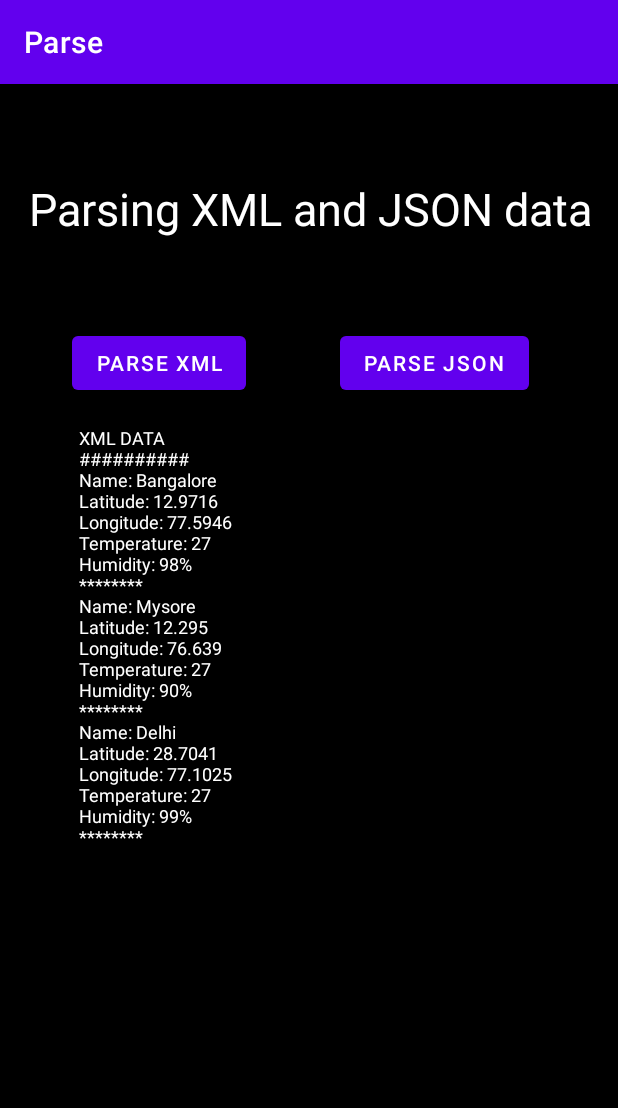
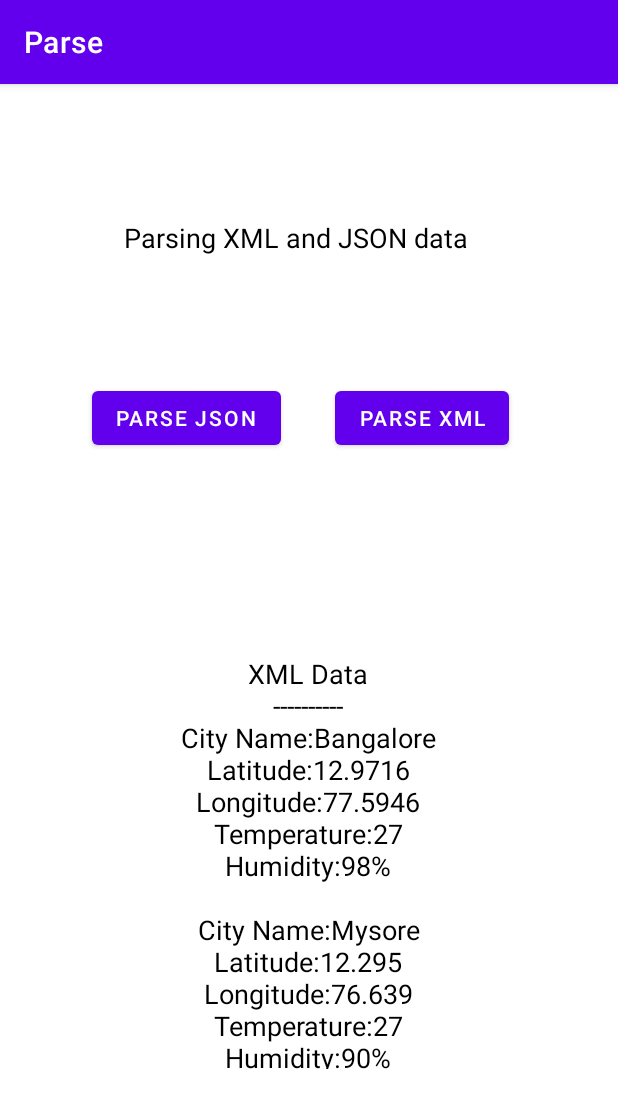
Before and after one commit to Likith2000/MAD_LAB_PROGRAMS, an Android app: the screen it shows after launch (MainActivity), after a tap on "PARSE XML", on a phone screen of 412 x 824 dp. Shown: the top 1108 px of the screen. Run offline under Robolectric (Android 15) with nearby library versions, the phone set to English and light mode, and no system bars; 1 other tap on this screen came first.

Commit message:
Update Program

```diff
--- a/Program6/app/src/main/java/in/bmsit/sixthsem/parse/MainActivity.java
+++ b/Program6/app/src/main/java/in/bmsit/sixthsem/parse/MainActivity.java
@@ -6,96 +6,92 @@ import android.os.Bundle;
 import android.view.View;
 import android.widget.Button;
 import android.widget.TextView;
-import android.widget.Toast;
 
 import org.json.JSONArray;
+import org.json.JSONException;
 import org.json.JSONObject;
 import org.w3c.dom.Document;
 import org.w3c.dom.Element;
 import org.w3c.dom.Node;
 import org.w3c.dom.NodeList;
 
-import java.io.File;
+import java.io.IOException;
 import java.io.InputStream;
-import java.nio.charset.StandardCharsets;
 
 import javax.xml.parsers.DocumentBuilder;
 import javax.xml.parsers.DocumentBuilderFactory;
 
+import static java.nio.charset.StandardCharsets.UTF_8;
+
 public class MainActivity extends AppCompatActivity {
     Button bJSON;
-    TextView res;
+    TextView tv;
     @Override
     protected void onCreate(Bundle savedInstanceState) {
         super.onCreate(savedInstanceState);
-        setContentView(R.layout.activity_main);
+        setContentView(R.layout.main);
         bJSON = findViewById(R.id.bJSON);
-        res = findViewById(R.id.outputDisplay);
+        tv = findViewById(R.id.outputDisplay);
         bJSON.setOnClickListener(new View.OnClickListener() {
             @Override
             public void onClick(View v) {
                 String json;
-                StringBuilder stringBuilder = new StringBuilder();
+                StringBuilder sb = new StringBuilder();
                 try {
                     InputStream is = getAssets().open("cityParser.json");
-                    int size = is.available();
-                    byte[] buffer = new byte[size];
-                    is.read(buffer);
-                    json = new String(buffer, StandardCharsets.UTF_8);
-                    JSONArray jsonArray = new JSONArray(json);
-                    stringBuilder.append("JSON DATA");
-                    stringBuilder.append("\n########");
-                    for (int i = 0; i < jsonArray.length(); i++) {
-                        JSONObject jsonObject = jsonArray.getJSONObject(i);
-                        stringBuilder.append("\nCity_Name: ").append(jsonObject.getString("City_Name"));
-                        stringBuilder.append("\nLatitude: ").append(jsonObject.getString("Latitude"));
-                        stringBuilder.append("\nLongitude: ").append(jsonObject.getString("Longitude"));
-                        stringBuilder.append("\nTemperature: ").append(jsonObject.getString("Temperature"));
-                        stringBuilder.append("\nHumidity: ").append(jsonObject.getString("Humidity"));
-                        stringBuilder.append("\n*******");
+                    int size = is.available()+1;
+                    byte[] buff = new byte[size];
+                    is.read(buff);
+                    json = new String(buff,UTF_8);
+                    JSONArray ja = new JSONArray(json);
+                    sb.append("JSON Data\n----------\n");
+                    for (int i = 0; i < ja.length(); ++i){
+                        JSONObject jo = ja.getJSONObject(i);
+                        sb.append("City Name:").append(jo.getString("City_Name")).append("\n");
+                        sb.append("Latitude:").append(jo.getString("Latitude")).append("\n");
+                        sb.append("Longitude:").append(jo.getString("Longitude")).append("\n");
+                        sb.append("Temperature:").append(jo.getString("Temperature")).append("\n");
+                        sb.append("Humidity:").append(jo.getString("Humidity")).append("\n\n");
+                        tv.setText(sb.toString());
+//                        is.close();
                     }
-                    res.setText(stringBuilder.toString());
-                    is.close();
-                }
-                catch (Exception e){
+                } catch (IOException | JSONException e) {
+                    tv.setText("File not found");
                     e.printStackTrace();
-                    Toast.makeText(MainActivity.this,"Error in reading",Toast.LENGTH_LONG).show();
                 }
             }
         });
     }
 
-    public void parseXML(View v){
+    public void parseXML(View V){
+        String xml;
         try {
             InputStream is = getAssets().open("cityParserXML.xml");
-            DocumentBuilderFactory documentBuilderFactory = DocumentBuilderFactory.newInstance();
-            DocumentBuilder documentBuilder = documentBuilderFactory.newDocumentBuilder();
-            Document document = documentBuilder.parse(is);
-            StringBuilder stringBuilder = new StringBuilder();
-            stringBuilder.append("XML DATA");
-            stringBuilder.append("\n##########");
-            NodeList nodeList = document.getElementsByTagName("City");
-            for (int i = 0; i < nodeList.getLength(); i++)
-            {
-                Node node = nodeList.item(i);
-                if (node.getNodeType() == Node.ELEMENT_NODE) {
-                    Element element = (Element) node;
-                    stringBuilder.append("\nName: ").append(getValue("Name", element));
-                    stringBuilder.append("\nLatitude: ").append(getValue("Latitude", element));
-                    stringBuilder.append("\nLongitude: ").append(getValue("Longitude", element));
-                    stringBuilder.append("\nTemperature: ").append(getValue("Temperature", element));
-                    stringBuilder.append("\nHumidity: ").append(getValue("Humidity", element));
-                    stringBuilder.append("\n********");
-                }}
-            res.setText(stringBuilder.toString());
-        }catch (Exception e){
+            DocumentBuilderFactory dbf = DocumentBuilderFactory.newInstance();
+            DocumentBuilder db = dbf.newDocumentBuilder();
+            Document d = db.parse(is);
+            StringBuilder sb = new StringBuilder();
+            sb.append("XML Data\n----------\n");
+            NodeList nl = d.getElementsByTagName("City");
+            for (int i= 0; i < nl.getLength() ; ++i){
+                Node n = nl.item(i);
+                if(n.getNodeType() == Node.ELEMENT_NODE){
+                    Element l = (Element)n;
+                    sb.append("City Name:").append(getValue("Name",l)).append("\n");
+                    sb.append("Latitude:").append(getValue("Latitude",l)).append("\n");
+                    sb.append("Longitude:").append(getValue("Longitude",l)).append("\n");
+                    sb.append("Temperature:").append(getValue("Temperature",l)).append("\n");
+                    sb.append("Humidity:").append(getValue("Humidity",l)).append("\n\n");
+                }
+            }
+            tv.setText(sb.toString());
+        } catch (Exception e) {
             e.printStackTrace();
-            Toast.makeText(MainActivity.this,"Error Parsing XML", Toast.LENGTH_LONG).show();
         }
     }
 
-    private String getValue(String tag, Element element)
-    {
-        return element.getElementsByTagName(tag).item(0).getChildNodes().item(0).getNodeValue();
+    private String getValue(String t, Element e){
+        return e.getElementsByTagName(t).item(0).getChildNodes().item(0).getNodeValue();
     }
+
 }
--- a/Program6/app/src/main/res/layout/activity_main.xml
+++ b/Program6/app/src/main/res/layout/activity_main.xml
@@ -1,61 +1,66 @@
 <?xml version="1.0" encoding="utf-8"?>
-<androidx.constraintlayout.widget.ConstraintLayout xmlns:android="http://schemas.android.com/apk/res/android"
-    xmlns:app="http://schemas.android.com/apk/res-auto"
+<RelativeLayout xmlns:app="http://schemas.android.com/apk/res-auto"
     xmlns:tools="http://schemas.android.com/tools"
+    xmlns:android="http://schemas.android.com/apk/res/android"
     android:layout_width="match_parent"
     android:layout_height="match_parent"
     android:background="@color/black"
     tools:context=".MainActivity">
 
     <TextView
-        android:id="@+id/outputDisplay"
-        android:layout_width="307dp"
-        android:layout_height="460dp"
+        android:layout_width="wrap_content"
+        android:layout_height="wrap_content"
+        android:text="Parsing XML and JSON data"
         android:textColor="@color/white"
-        android:textSize="12sp"
-        app:layout_constraintBottom_toBottomOf="parent"
-        app:layout_constraintHorizontal_bias="0.502"
-        app:layout_constraintLeft_toLeftOf="parent"
-        app:layout_constraintRight_toRightOf="parent"
-        app:layout_constraintTop_toTopOf="parent"
-        app:layout_constraintVertical_bias="0.738" />
+        android:textSize="18sp" />
+
 
     <Button
         android:id="@+id/bJSON"
         android:layout_width="wrap_content"
         android:layout_height="wrap_content"
-        android:text="Parse JSON"
+        android:layout_alignParentBottom="true"
+        android:layout_marginRight="500dp"
+        android:layout_marginBottom="590dp"
+        android:text="Parse JSON" />
+
+    <ScrollView
+        android:layout_width="match_parent"
+        android:layout_height="match_parent"
+        android:layout_alignParentTop="true"
+        android:layout_alignParentEnd="true"
+        android:layout_alignParentBottom="true"
+        android:layout_marginTop="231dp"
+        android:layout_marginEnd="0dp"
+        android:layout_marginBottom="-231dp"
         app:layout_constraintBottom_toBottomOf="parent"
         app:layout_constraintEnd_toEndOf="parent"
-        app:layout_constraintHorizontal_bias="0.792"
+        app:layout_constraintHorizontal_bias="0.0"
         app:layout_constraintStart_toStartOf="parent"
-        app:layout_constraintTop_toTopOf="parent"
-        app:layout_constraintVertical_bias="0.225" />
+        app:layout_constraintTop_toTopOf="parent">
 
-    <TextView
-        android:layout_width="wrap_content"
-        android:layout_height="wrap_content"
-        android:text="Parsing XML and JSON data"
-        android:textColor="@color/white"
-        android:textSize="30sp"
-        app:layout_constraintBottom_toBottomOf="parent"
-        app:layout_constraintHorizontal_bias="0.533"
-        app:layout_constraintLeft_toLeftOf="parent"
-        app:layout_constraintRight_toRightOf="parent"
-        app:layout_constraintTop_toTopOf="parent"
-        app:layout_constraintVertical_bias="0.086" />
+        <LinearLayout
+            android:layout_width="match_parent"
+            android:layout_height="wrap_content"
+            android:orientation="vertical">
+
+            <TextView
+                android:id="@+id/outputDisplay"
+                android:layout_width="235dp"
+                android:layout_height="314dp"
+                android:textAlignment="center"
+                android:textColor="@color/white"
+                android:textSize="18sp" />
+        </LinearLayout>
+    </ScrollView>
 
     <Button
         android:id="@+id/bXML"
         android:layout_width="wrap_content"
         android:layout_height="wrap_content"
+        android:layout_marginBottom="570dp"
         android:onClick="parseXML"
-        android:text="Parse XML"
-        app:layout_constraintBottom_toBottomOf="parent"
-        app:layout_constraintEnd_toEndOf="parent"
-        app:layout_constraintHorizontal_bias="0.163"
-        app:layout_constraintStart_toStartOf="parent"
-        app:layout_constraintTop_toTopOf="parent"
-        app:layout_constraintVertical_bias="0.225" />
+        android:text="Parse XML" />
 
-</androidx.constraintlayout.widget.ConstraintLayout>
+
+</RelativeLayout>
--- /dev/null
+++ b/Program6/app/src/main/res/layout/main.xml
@@ -0,0 +1,71 @@
+<?xml version="1.0" encoding="utf-8"?>
+<androidx.constraintlayout.widget.ConstraintLayout
+    xmlns:android="http://schemas.android.com/apk/res/android"
+    xmlns:app="http://schemas.android.com/apk/res-auto"
+    xmlns:tools="http://schemas.android.com/tools"
+    android:layout_width="match_parent"
+    android:layout_height="match_parent">
+
+
+    <TextView
+        android:id="@+id/textView"
+        android:layout_width="wrap_content"
+        android:layout_height="wrap_content"
+        android:text="Parsing XML and JSON data"
+        android:textColor="@color/black"
+        android:textSize="18sp"
+        app:layout_constraintBottom_toBottomOf="parent"
+        app:layout_constraintEnd_toEndOf="parent"
+        app:layout_constraintHorizontal_bias="0.451"
+        app:layout_constraintStart_toStartOf="parent"
+        app:layout_constraintTop_toTopOf="parent"
+        app:layout_constraintVertical_bias="0.121" />
+
+    <Button
+        android:id="@+id/bJSON"
+        android:layout_width="wrap_content"
+        android:layout_height="wrap_content"
+        android:layout_alignParentBottom="true"
+        android:text="Parse JSON"
+        app:layout_constraintBottom_toBottomOf="parent"
+        app:layout_constraintEnd_toEndOf="parent"
+        app:layout_constraintHorizontal_bias="0.214"
+        app:layout_constraintStart_toStartOf="parent"
+        app:layout_constraintTop_toTopOf="parent"
+        app:layout_constraintVertical_bias="0.276" />
+
+    <Button
+        android:id="@+id/bXML"
+        android:layout_width="wrap_content"
+        android:layout_height="wrap_content"
+        android:onClick="parseXML"
+        android:text="Parse XML"
+        app:layout_constraintBottom_toBottomOf="parent"
+        app:layout_constraintEnd_toEndOf="parent"
+        app:layout_constraintHorizontal_bias="0.755"
+        app:layout_constraintStart_toStartOf="parent"
+        app:layout_constraintTop_toTopOf="parent"
+        app:layout_constraintVertical_bias="0.276" />
+
+    <ScrollView
+        android:layout_width="262dp"
+        android:layout_height="276dp"
+        app:layout_constraintBottom_toBottomOf="parent"
+        app:layout_constraintEnd_toEndOf="parent"
+        app:layout_constraintHorizontal_bias="0.496"
+        app:layout_constraintStart_toStartOf="parent"
+        app:layout_constraintTop_toTopOf="parent"
+        app:layout_constraintVertical_bias="0.774">
+
+        <TextView
+            android:id="@+id/outputDisplay"
+            android:layout_width="match_parent"
+            android:layout_height="wrap_content"
+            android:scrollbars="vertical"
+            android:textAlignment="center"
+            android:textColor="@color/black"
+            android:textSize="18sp" />
+    </ScrollView>
+
+
+</androidx.constraintlayout.widget.ConstraintLayout>
```
